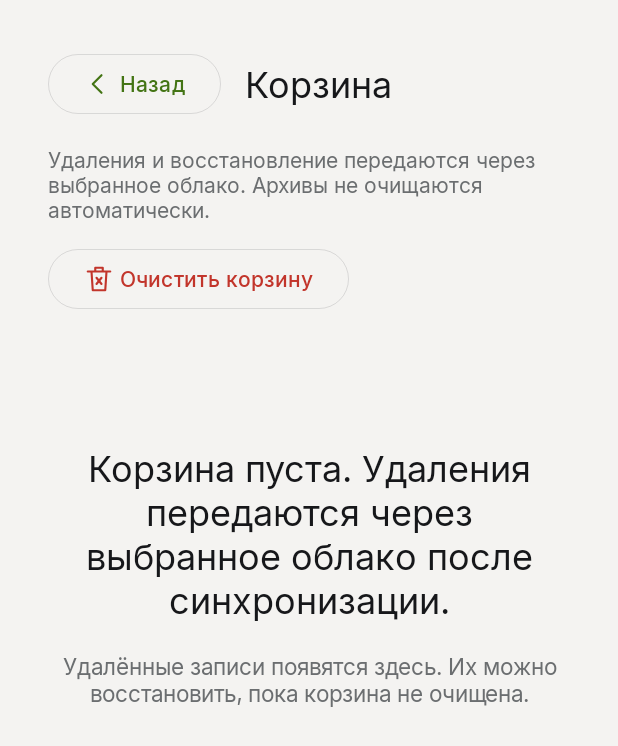
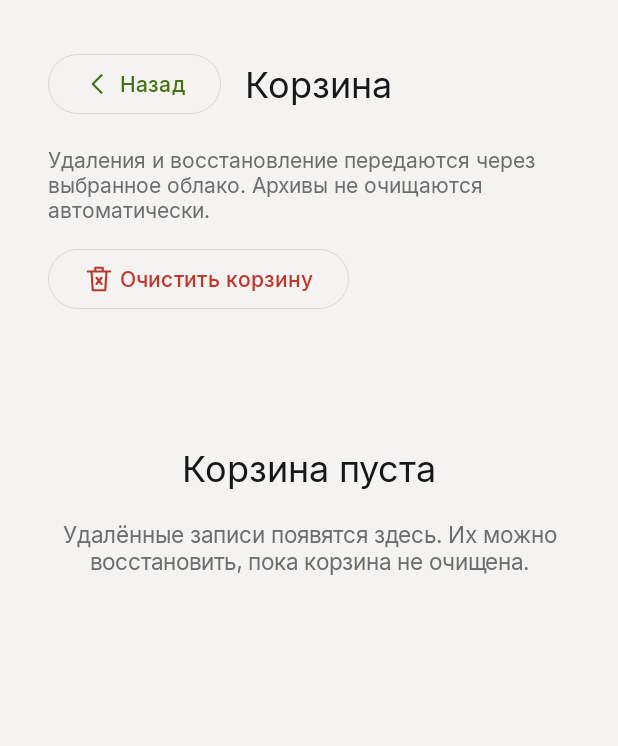
Before and after one commit to isoloma-ux/solflow, an Android app: the TrashActivity screen opened directly, with no data from a screen before it, on a phone screen of 412 x 824 dp. Shown: the top 746 px of the screen. Run offline under Robolectric (Android 15) with nearby library versions, the light colour scheme and no system bars; network calls fail; pictures from the network do not load.

Commit message:
Use a concise empty-trash heading in Android

```diff
--- a/app-android/app/src/main/res/values/strings.xml
+++ b/app-android/app/src/main/res/values/strings.xml
@@ -541,7 +541,7 @@
     <string name="ai_map">Карты мыслей</string>
     <string name="ai_analyses">Разборы</string>
     <string name="shared_trash">Корзина</string>
-    <string name="trash_empty">Корзина пуста. Удаления передаются через выбранное облако после синхронизации.</string>
+    <string name="trash_empty">Корзина пуста</string>
     <string name="trash_pending">ожидает синхронизации</string>
     <string name="trash_restore">Восстановить</string>
     <string name="trash_restore_hint">Вернуть запись в библиотеку? Архив сохранится. Восстановление передастся другим устройствам при синхронизации.</string>
```
Also changed, not shown: 1 other file.
